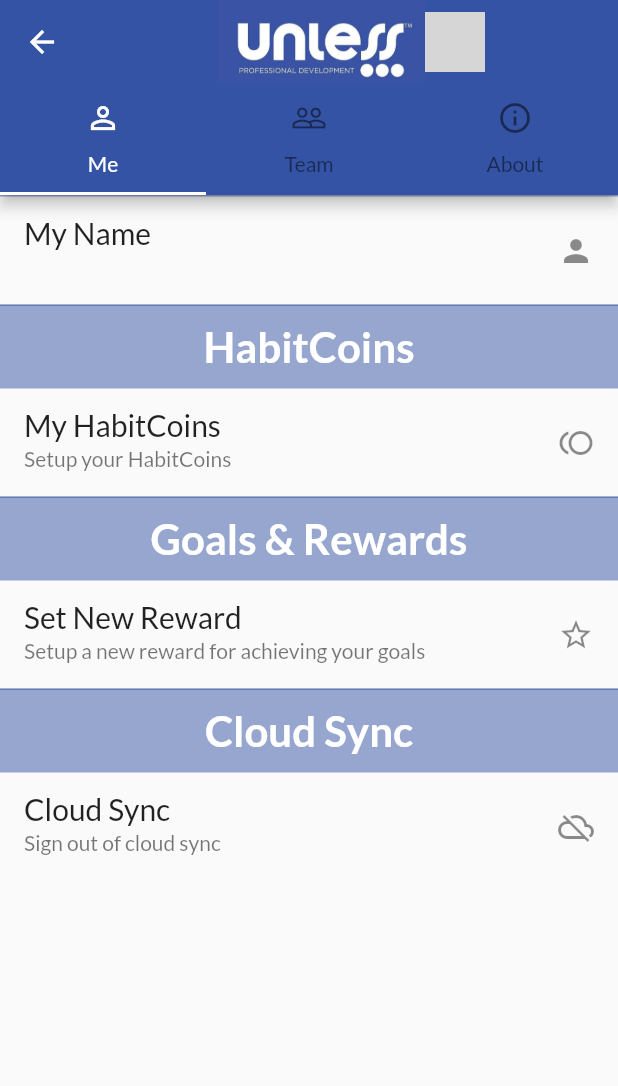
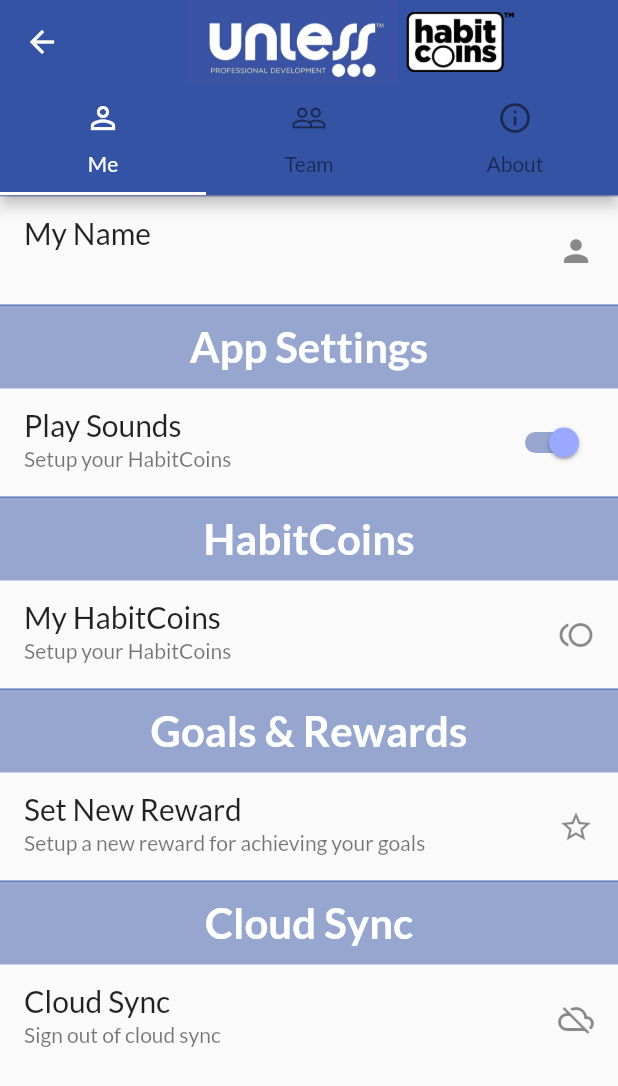
Before and after one commit to shields-m/habit_coins, a Flutter app: the Settings screen opened directly, on a phone screen of 412 x 824 dp. Shown: the top 1086 px of the screen. Run offline on Flutter 3.47's test engine with Material 2 defaults, Android fonts, the light colour scheme and no system bars; our stand-ins replace audioplayers, cloud_firestore, firebase_auth, flutter_local_notifications, flutter_svg, fluttertoast; missing offline and left inert: overlay_container, swipedetector; accounts and stored records are empty; grey boxes are pictures that could not be loaded.

Commit message:
Added sounds

```diff
--- a/lib/calendar.dart
+++ b/lib/calendar.dart
@@ -76,7 +76,7 @@
           msg: "The future is currently unknown",
           toastLength: Toast.LENGTH_SHORT,
           gravity: ToastGravity.CENTER,
-          timeInSecForIos: 1,
+          timeInSecForIosWeb: 1,
           backgroundColor: Colors.black.withOpacity(0.8),
           textColor: Colors.white,
           fontSize: 16.0);
@@ -137,6 +137,7 @@
     }
     //return x;
   }
+
 
   void showDay(int dayOfMonth) async {
     DateTime date = DateTime(this.widget._currentMonth.year,
@@ -275,7 +276,7 @@
           msg: "No HabitCoin Data for selected day",
           toastLength: Toast.LENGTH_SHORT,
           gravity: ToastGravity.CENTER,
-          timeInSecForIos: 1,
+          timeInSecForIosWeb: 1,
           backgroundColor: Colors.black.withOpacity(0.8),
           textColor: Colors.white,
           fontSize: 16.0);
--- a/lib/globals.dart
+++ b/lib/globals.dart
@@ -6,7 +6,7 @@
 import 'models.dart';
 
 Map<String,Person> people = new Map();
-
+bool playSounds = true;
 bool ScheduleLoaded = false;
 bool DaysLoaded = false;
 bool MonthsLoaded = false;
--- a/lib/onboarding.dart
+++ b/lib/onboarding.dart
@@ -442,6 +442,8 @@
                   globals.ShowHelp = true;
                   saveName(txtName.text);
                   saveOnboardingComplete();
+                  globals.playSounds = true;
+                  saveSoundSettings();
                   if (!LoggedIn) {
                     saveSchedule(schedule);
 
--- a/lib/settings.dart
+++ b/lib/settings.dart
@@ -56,7 +56,7 @@
               height: 100,
             ),
             Image.asset(
-              'assets/images/habitcoins ',
+              'assets/images/habitcoinslogo.png',
               fit: BoxFit.contain,
               height: 40,
             ),
@@ -204,6 +204,68 @@
                   )),
               subtitle: Text(this.widget.Name),
               trailing: Icon(Icons.person),
+            ),
+          ),
+          Container(
+
+          decoration: BoxDecoration(
+            color: Color.fromARGB(128, 53, 83, 165),
+
+            border: Border(
+              top: BorderSide(
+                color: Color.fromARGB(128, 53, 83, 165),
+                width: 1,
+              ),
+            ),
+            //borderRadius: BorderRadius.circular(16.0),
+          ),
+          child: Center(
+            child: Padding(
+              padding: EdgeInsets.symmetric(vertical: 10),
+              child: Text(
+                'App Settings',
+                style: TextStyle(
+                  color: Colors.white,
+                  fontSize: 28,
+                  fontWeight: FontWeight.bold,
+                ),
+              ),
+            ),
+          ),
+        ),
+        Container(
+            decoration: BoxDecoration(
+              border: Border(
+                top: BorderSide(
+                  color: Color.fromARGB(128, 53, 83, 165),
+                  width: 1,
+                ),
+              ),
+              //borderRadius: BorderRadius.circular(16.0),
+            ),
+            child: ListTile(
+              //onTap: () {
+                //openScheduleScreen();
+              //},
+              title: Text(
+                'Play Sounds',
+                style: TextStyle(
+                  fontSize: 20,
+                ),
+              ),
+              subtitle: Text('Setup your HabitCoins'),
+              trailing: Switch(
+
+  value: globals.playSounds,
+  onChanged: (value) {
+    setState(() {
+    globals.playSounds = value;
+    saveSoundSettings();
+    });
+  },
+  activeTrackColor: Color.fromARGB(128, 53, 83, 165),
+  activeColor: Color.fromARGB(128, 53, 83, 255),
+),
             ),
           ),
         Container(
@@ -695,7 +757,7 @@
                               msg: "Your team does not share data with Unless.",
                               toastLength: Toast.LENGTH_SHORT,
                               gravity: ToastGravity.CENTER,
-                              timeInSecForIos: 1,
+                              timeInSecForIosWeb: 1,
                               backgroundColor: Colors.black.withOpacity(0.8),
                               textColor: Colors.white,
                               fontSize: 16.0);
--- a/lib/splash.dart
+++ b/lib/splash.dart
@@ -35,6 +35,7 @@
         onboardingComplete = x;
         if (onboardingComplete) {
           //print('onboarding complete');
+           loadSoundSetting().then((value) => globals.playSounds = value);
           globals.ShowHelp = false;
           globals.UseCloudSync = false;
           auth.getCurrentUser().then((u) {
```
Also changed, not shown: lib/localData.dart (+22 -0 lines), lib/main.dart (+18 -0 lines), lib/myCoins.dart (+16 -4 lines), lib/notifications.dart (added, +129 -0 lines), pubspec.yaml (+10 -5 lines), pubspec.lock, 23 other files.
